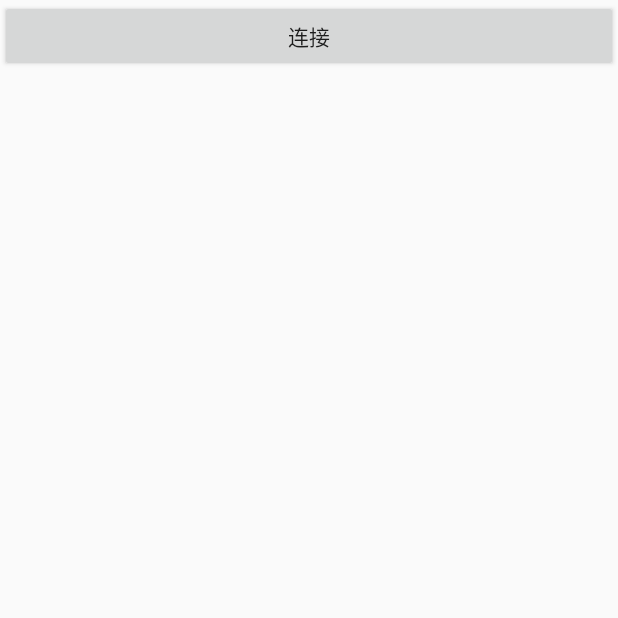
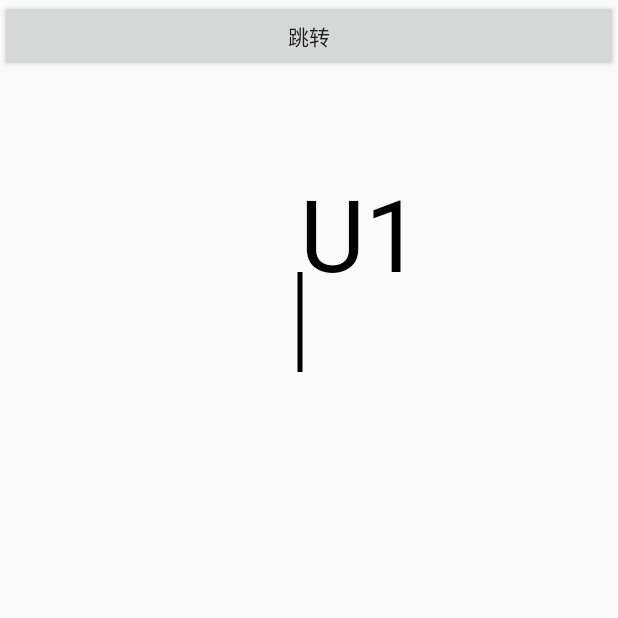
Before and after one commit to mengzhe1973/LoopTestDev, an Android app: the BTClient screen opened directly, with no data from a screen before it, on a phone screen of 412 x 824 dp, the top half of it. Run offline under Robolectric (Android 15) with nearby library versions, the phone set to English and light mode, and no system bars.

Commit message:
增加向量图

```diff
--- /dev/null
+++ b/app/src/main/java/com/puan/looptestdev/widget/VectorView.java
@@ -0,0 +1,45 @@
+package com.puan.looptestdev.widget;
+
+import android.content.Context;
+import android.graphics.Canvas;
+import android.graphics.Color;
+import android.graphics.Paint;
+import android.support.annotation.Nullable;
+import android.util.AttributeSet;
+import android.view.View;
+
+public class VectorView extends View{
+    private Paint mPaint;
+
+    public VectorView(Context context) {
+        super(context);
+        init();
+    }
+
+    public VectorView(Context context, @Nullable AttributeSet attrs) {
+        super(context, attrs);
+        init();
+    }
+
+    private void init() {
+        mPaint = new Paint();
+        mPaint.setColor(Color.BLACK);
+        // 设置画笔宽度为10px
+        mPaint.setStrokeWidth(5f);
+        //设置画笔模式为填充
+        mPaint.setStyle(Paint.Style.FILL);
+        mPaint.setTextSize(100);
+    }
+
+    @Override
+    protected void onMeasure(int widthMeasureSpec, int heightMeasureSpec) {
+        super.onMeasure(widthMeasureSpec, heightMeasureSpec);
+    }
+
+    @Override
+    protected void onDraw(Canvas canvas) {
+        super.onDraw(canvas);
+        canvas.drawLine(300, 300 , 300, 200, mPaint);
+        canvas.drawText("U1", 300.0f, 200, mPaint);
+    }
+}
--- a/app/src/main/res/layout/activity_main.xml
+++ b/app/src/main/res/layout/activity_main.xml
@@ -1,12 +1,17 @@
 <?xml version="1.0" encoding="utf-8"?>
 <LinearLayout xmlns:android="http://schemas.android.com/apk/res/android"
     android:layout_width="match_parent"
-    android:layout_height="match_parent">
+    android:layout_height="match_parent"
+    android:orientation="vertical">
 
     <Button
         android:id="@+id/connect"
         android:layout_width="match_parent"
         android:layout_height="wrap_content"
-        android:text="连接"/>
+        android:text="跳转"/>
+
+    <com.puan.looptestdev.widget.VectorView
+        android:layout_width="match_parent"
+        android:layout_height="match_parent" />
 
 </LinearLayout>
```
